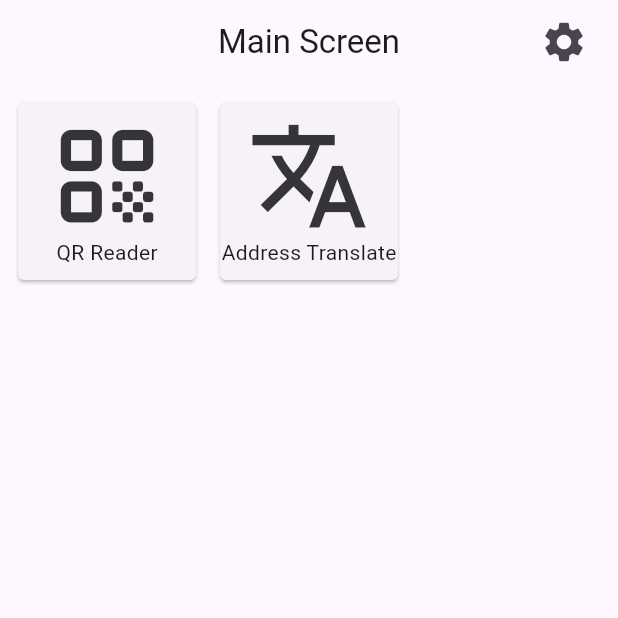
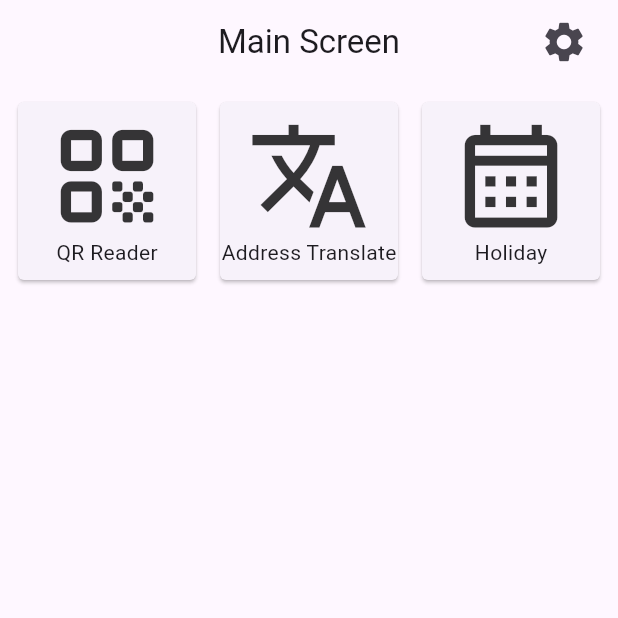
Before and after one commit to jhh78/tool_spot, a Flutter app: the MainScreen screen opened directly, after a tap on "QR Reader", after a tap on the "home" icon, on a phone screen of 412 x 824 dp, the top half of it. Run offline on Flutter 3.47's test engine with Material 3 defaults, Android fonts, the phone set to English and light mode, and no system bars; drawn by our look-alikes of google_mobile_ads; our stand-ins replace flutter_dotenv, get, hive, hive_flutter, sqflite, upgrader and 2 more; missing offline and left inert: mobile_scanner; accounts and stored records are empty; network calls fail.

Commit message:
1.1.0+10

```diff
--- a/lib/provider/router.dart
+++ b/lib/provider/router.dart
@@ -2,7 +2,11 @@ import 'dart:developer';
 
 import 'package:flutter/material.dart';
 import 'package:get/get.dart';
-import 'package:life_secretary/util/constants.dart';
+
+const String ROUTER_HOME = 'menu';
+const String ROUTER_QRREADER = 'qrReader';
+const String ROUTER_ADDRESSTRANSLATE = 'addressTranslate';
+const String ROUTER_HOLIDAY_CALENDER = 'holidayCalender';
 
 class RouterProvider extends GetxService {
   RxInt screenIndex = 0.obs;
@@ -11,6 +15,7 @@ class RouterProvider extends GetxService {
   final FocusNode homeFocusNode = FocusNode();
   final FocusNode addressTranslateFocusNode = FocusNode();
   final FocusNode qrReaderFocusNode = FocusNode();
+  final FocusNode holidayCalenderFocusNode = FocusNode();
 
   void changeScreen(BuildContext context, String screen) {
     currentScreen.value = screen;
@@ -22,6 +27,8 @@ class RouterProvider extends GetxService {
       FocusScope.of(context).requestFocus(qrReaderFocusNode);
     } else if (screen == ROUTER_ADDRESSTRANSLATE) {
       FocusScope.of(context).requestFocus(addressTranslateFocusNode);
+    } else if (screen == ROUTER_HOLIDAY_CALENDER) {
+      FocusScope.of(context).requestFocus(holidayCalenderFocusNode);
     }
   }
 
@@ -32,6 +39,8 @@ class RouterProvider extends GetxService {
       return "qrReaderTitle".tr;
     } else if (currentScreen.value == ROUTER_ADDRESSTRANSLATE) {
       return "addressTranslate".tr;
+    } else if (currentScreen.value == ROUTER_HOLIDAY_CALENDER) {
+      return "holidayCalenderTitle".tr;
     }
 
     return "---";
--- a/lib/provider/translate_text.dart
+++ b/lib/provider/translate_text.dart
@@ -39,24 +39,12 @@ class TranslateText extends Translations {
           'addressTextFieldHinttext': '변환할 주소를 입력해주세요',
           'translateButton': '변환하기(-20pt)',
 
-          // 근무표
-          'timeSheetUnitHour': '시간',
-          'timeSheetUnitMinute': '분',
-          'timeSheet': '근무표',
-          'workSummary': '근무내역',
-          'workStart': '출근',
-          'workEnd': '퇴근',
-          'workRefresh': '휴식',
-          'workRefreshTimeSetting': '휴식시간 설정',
-          'workGraph': '통계',
-          'workTotal': '총시간',
-          'workTimeUpdateFail': '출근시간이 없거나\n퇴근시간이 존재합니다',
-          'workTimeDetail': '시간변경',
-          'workTimeUpdateFormUpdate': '근무시간 수정하기',
-          'workTimeAddNewItem': '시간추가',
-          'workTimeAddNewItemKind': '종류',
-          'workTimeAddNewItemHour': '시',
-          'workTimeAddNewItemMinute': '분',
+          // 나라별 휴일
+          'holidayCalender': '휴일',
+          'holidayCalenderTitle': '국가별 휴일',
+          'holidayCalenderNeedCountry': '휴일을 확인하려면 나라를 선택해주세요',
+          'holidayCalenderPrev': '작년',
+          'holidayCalenderNext': '내년',
         },
         'ja_JP': {
           // 공통으로 사용됨
@@ -98,24 +86,12 @@ class TranslateText extends Translations {
           'addressTextFieldHinttext': '変換する住所を入力してください',
           'translateButton': '変換する（-20pt）',
 
-          // 勤務表
-          'timeSheetUnitHour': '時間',
-          'timeSheetUnitMinute': '分',
-          'timeSheet': '勤務表',
-          'workSummary': '勤務履歴',
-          'workStart': '出勤',
-          'workEnd': '退勤',
-          'workRefresh': '休憩',
-          'workRefreshTimeSetting': '休憩時間設定',
-          'workGraph': '統計',
-          'workTotal': '合計',
-          'workTimeUpdateFail': '出勤時間がないか\n退勤時間が存在します',
-          'workTimeDetail': '時間変更',
-          'workTimeUpdateFormUpdate': '勤務時間変更',
-          'workTimeAddNewItem': '時間追加',
-          'workTimeAddNewItemKind': '種類',
-          'workTimeAddNewItemHour': '時間',
-          'workTimeAddNewItemMinute': '分',
+          // 나라별 휴일
+          'holidayCalender': '休日',
+          'holidayCalenderTitle': '国別休日',
+          'holidayCalenderNeedCountry': '休日を確認するには国を選択してください',
+          'holidayCalenderPrev': '去年',
+          'holidayCalenderNext': '来年',
         },
         'en_US': {
           // 공통으로 사용됨
@@ -157,24 +133,12 @@ class TranslateText extends Translations {
           'addressTextFieldHinttext': 'Enter the address to convert',
           'translateButton': 'Translate(-20pt)',
 
-          // time sheet
-          'timeSheetUnitHour': 'hour',
-          'timeSheetUnitMinute': 'minute',
-          'timeSheet': 'time sheet',
-          'workSummary': 'work summary',
-          'workStart': 'work start',
-          'workEnd': 'work end',
-          'workRefresh': 'work refresh',
-          'workRefreshTimeSetting': 'time setting',
-          'workGraph': 'work graph',
-          'workTotal': 'total',
-          'workTimeUpdateFail': 'There is no start time\nor there is an end time',
-          'workTimeDetail': 'time detail',
-          'workTimeUpdateFormUpdate': 'work time update',
-          'workTimeAddNewItem': 'add time',
-          'workTimeAddNewItemKind': 'kind',
-          'workTimeAddNewItemHour': 'hour',
-          'workTimeAddNewItemMinute': 'minute',
+          // 나라별 휴일
+          'holidayCalender': 'Holiday',
+          'holidayCalenderTitle': 'Holiday Calender',
+          'holidayCalenderNeedCountry': 'Please select a country to check the holiday',
+          'holidayCalenderPrev': 'Prev',
+          'holidayCalenderNext': 'Next',
         },
       };
 }
--- a/lib/provider/vender/ad.dart
+++ b/lib/provider/vender/ad.dart
@@ -94,6 +94,10 @@ class ADManager extends GetxService {
   }
 
   void loadBannerAd() {
+    if (kDebugMode) {
+      return;
+    }
+
     bannerAd.value = BannerAd(
       adUnitId: getBannerADUnit(),
       size: AdSize.banner,
--- a/lib/screen/address_translate.dart
+++ b/lib/screen/address_translate.dart
@@ -11,6 +11,7 @@ import 'package:life_secretary/provider/system.dart';
 import 'package:life_secretary/provider/vender/ad.dart';
 import 'package:life_secretary/provider/vender/open_ai.dart';
 import 'package:life_secretary/util/constants.dart';
+import 'package:life_secretary/util/styles.dart';
 import 'package:life_secretary/util/util.dart';
 import 'package:life_secretary/widget/address_translate_history.dart';
 import 'package:life_secretary/widget/button/action.dart';
@@ -40,12 +41,14 @@ class _AddressTranslateState extends State<AddressTranslate> {
 
   @override
   void initState() {
+    log('\t\t\t\t\t\t\t\t\t\t AddressTranslate screen init');
     super.initState();
     routerProvider.addressTranslateFocusNode.addListener(_onFocusChange);
   }
 
   @override
   void dispose() {
+    log('\t\t\t\t\t\t\t\t\t\t AddressTranslate screen dispose');
     routerProvider.addressTranslateFocusNode.removeListener(_onFocusChange);
     routerProvider.addressTranslateFocusNode.dispose();
     _addressController.dispose();
--- /dev/null
+++ b/lib/screen/holiday_calender.dart
@@ -0,0 +1,217 @@
+import 'dart:convert';
+import 'dart:developer';
+
+import 'package:flutter/material.dart';
+import 'package:flutter_dotenv/flutter_dotenv.dart';
+import 'package:get/get.dart';
+import 'package:life_secretary/model/holiday.dart';
+import 'package:life_secretary/provider/router.dart';
+import 'package:life_secretary/provider/system.dart';
+import 'package:life_secretary/util/styles.dart';
+import 'package:http/http.dart' as http;
+
+class HolidayCalenderScreen extends StatefulWidget {
+  const HolidayCalenderScreen({super.key});
+
+  @override
+  State<HolidayCalenderScreen> createState() => _HolidayCalenderScreenState();
+}
+
+class _HolidayCalenderScreenState extends State<HolidayCalenderScreen> {
+  final RouterProvider routerProvider = Get.put(RouterProvider());
+  final SystemProvider systemProvider = Get.put(SystemProvider());
+
+  final List<Map<String, String>> countryMenuEntries = [
+    {'country': '🇺🇸', 'code': 'US'},
+    {'country': '🇰🇷', 'code': 'KR'},
+    {'country': '🇯🇵', 'code': 'JP'},
+    {'country': '🇨🇳', 'code': 'CN'},
+  ];
+  String selectedCountry = '';
+  bool isLoading = false;
+  String currentYear = DateTime.now().year.toString();
+
+  List<HolidayModel> holidayList = [];
+
+  @override
+  void initState() {
+    super.initState();
+    routerProvider.holidayCalenderFocusNode.addListener(_onFocusChange);
+  }
+
+  @override
+  Future<void> dispose() async {
+    routerProvider.holidayCalenderFocusNode.removeListener(_onFocusChange);
+    routerProvider.holidayCalenderFocusNode.dispose();
+    super.dispose();
+  }
+
+  void _onFocusChange() {
+    if (routerProvider.qrReaderFocusNode.hasFocus) {
+      log('\t\t\t\t\t\t\t\t\t\t Holiday Calender Focus');
+    }
+  }
+
+  Color getSelectedColor(String code) {
+    if (systemProvider.themeMode.value == ThemeMode.dark) {
+      return selectedCountry == code ? Colors.white54 : Colors.transparent;
+    }
+
+    return selectedCountry == code ? Colors.black54 : Colors.transparent;
+  }
+
+  Widget renderItems() {
+    if (isLoading) {
+      return const Center(
+        child: CircularProgressIndicator(),
+      );
+    }
+
+    if (selectedCountry.isEmpty) {
+      return Center(
+        child: Text('holidayCalenderNeedCountry'.tr),
+      );
+    }
+
+    return ListView.separated(
+      separatorBuilder: (BuildContext context, int index) {
+        return const Divider(
+          height: SPACE_SIZE_24,
+        );
+      },
+      itemCount: holidayList.length,
+      itemBuilder: (BuildContext context, int index) {
+        return ListTile(
+          leading: Icon(
+            Icons.calendar_month_outlined,
+            color: systemProvider.getSystemThemeColor(),
+            size: ICON_SIZE_32,
+          ),
+          title: Text(
+            holidayList[index].localName.toString(),
+            style: Theme.of(context).textTheme.titleMedium,
+          ),
+          subtitle: Text(
+            holidayList[index].name.toString(),
+            style: Theme.of(context).textTheme.bodyMedium,
+          ),
+          trailing: Text(
+            holidayList[index].date.toString(),
+            style: Theme.of(context).textTheme.titleLarge,
+          ),
+        );
+      },
+    );
+  }
+
+  Future<void> fetchHoliday() async {
+    setState(() {
+      isLoading = true;
+    });
+
+    final url = "${dotenv.env['HOLIDAY_API']}/$currentYear/$selectedCountry";
+    final response = await http.get(Uri.parse(url));
+    final json = jsonDecode(response.body);
+
+    holidayList.clear();
+    for (var holiday in json) {
+      holidayList.add(HolidayModel.fromJson(holiday));
+    }
+
+    await Future.delayed(const Duration(milliseconds: 500));
+
+    setState(() {
+      isLoading = false;
+    });
+  }
+
+  @override
+  Widget build(BuildContext context) {
+    return Scaffold(
+      body: Column(
+        children: [
+          Row(
+            mainAxisAlignment: MainAxisAlignment.spaceEvenly,
+            children: countryMenuEntries.map((Map<String, String> item) {
+              final String country = item['country'].toString();
+              final String code = item['code'].toString();
+              return InkWell(
+                child: Container(
+                  padding: const EdgeInsets.only(
+                    top: SPACE_SIZE_2,
+                    bottom: SPACE_SIZE_2,
+                    left: SPACE_SIZE_12,
+                    right: SPACE_SIZE_12,
+                  ),
+                  decoration: BoxDecoration(
+                    borderRadius: BorderRadius.circular(SPACE_SIZE_8),
+                    border: Border.all(
+                      color: getSelectedColor(code),
+                    ),
+                  ),
+                  child: Text(
+                    country,
+                    style: Theme.of(context).textTheme.headlineLarge?.copyWith(
+                          fontSize: FONT_SIZE_40,
+                        ),
+                  ),
+                ),
+                onTap: () async {
+                  setState(() {
+                    selectedCountry = code;
+                    currentYear = DateTime.now().year.toString();
+                  });
+
+                  await fetchHoliday();
+                },
+              );
+            }).toList(),
+          ),
+          if (holidayList.isNotEmpty)
+            Row(
+              mainAxisAlignment: MainAxisAlignment.center,
+              children: [
+                Row(
+                  crossAxisAlignment: CrossAxisAlignment.center,
+                  children: [
+                    IconButton(
+                      icon: const Icon(Icons.arrow_back_ios, size: ICON_SIZE_24),
+                      onPressed: () async {
+                        final int year = int.parse(currentYear);
+                        setState(() {
+                          currentYear = (year - 1).toString();
+                        });
+
+                        await fetchHoliday();
+                      },
+                    ),
+                    Text(
+                      currentYear,
+                      style: Theme.of(context).textTheme.headlineSmall,
+                    ),
+                    IconButton(
+                      icon: const Icon(Icons.arrow_forward_ios, size: ICON_SIZE_24),
+                      onPressed: () async {
+                        final int year = int.parse(currentYear);
+                        setState(() {
+                          currentYear = (year + 1).toString();
+                        });
+
+                        await fetchHoliday();
+                      },
+                    ),
+                  ],
+                ),
+              ],
+            ),
+          const Divider(
+            height: SPACE_SIZE_8,
+          ),
+          Expanded(
+            child: renderItems(),
+          ),
+        ],
+      ),
+    );
+  }
+}
--- a/lib/screen/main.dart
+++ b/lib/screen/main.dart
@@ -6,9 +6,10 @@ import 'package:google_mobile_ads/google_mobile_ads.dart';
 import 'package:life_secretary/provider/router.dart';
 import 'package:life_secretary/provider/system.dart';
 import 'package:life_secretary/provider/vender/ad.dart';
+import 'package:life_secretary/screen/holiday_calender.dart';
 import 'package:life_secretary/screen/qr_reader.dart';
 import 'package:life_secretary/screen/address_translate.dart';
-import 'package:life_secretary/util/constants.dart';
+import 'package:life_secretary/util/styles.dart';
 import 'package:life_secretary/widget/menu.dart';
 import 'package:life_secretary/widget/setting_menu.dart';
 
@@ -29,16 +30,19 @@ class _MainScreenState extends State<MainScreen> {
     ROUTER_HOME: () => MenuScreen(),
     ROUTER_QRREADER: () => const QrReaderScreen(),
     ROUTER_ADDRESSTRANSLATE: () => const AddressTranslate(),
+    ROUTER_HOLIDAY_CALENDER: () => const HolidayCalenderScreen(),
   };
 
   @override
   void initState() {
+    log('\t\t\t\t\t\t\t\t\t\t MainScreen screen init');
     super.initState();
     routerProvider.homeFocusNode.addListener(_onFocusChange);
   }
 
   @override
   void dispose() {
+    log('\t\t\t\t\t\t\t\t\t\t MainScreen screen dispose');
     routerProvider.homeFocusNode.removeListener(_onFocusChange);
     routerProvider.homeFocusNode.dispose();
     super.dispose();
@@ -116,15 +120,15 @@ class _MainScreenState extends State<MainScreen> {
         ],
       ),
       bottomNavigationBar: BottomAppBar(
-        child: Align(
-          alignment: Alignment.center,
-          child: Obx(
-            () => adManager.bannerAd.value == null
-                ? const SizedBox(
+        padding: const EdgeInsets.all(0),
+        child: Obx(
+          () => adManager.bannerAd.value == null
+              ? const Center(
+                  child: SizedBox(
                     child: Text("Banner AD Area\nRelease Mode Only"),
-                  )
-                : AdWidget(ad: adManager.bannerAd.value!),
-          ),
+                  ),
+                )
+              : AdWidget(ad: adManager.bannerAd.value!),
         ),
       ),
     );
--- a/lib/screen/qr_reader.dart
+++ b/lib/screen/qr_reader.dart
@@ -30,12 +30,14 @@ class _QrReaderScreenState extends State<QrReaderScreen> {
 
   @override
   void initState() {
+    log('\t\t\t\t\t\t\t\t\t\t QrReader screen init');
     super.initState();
     routerProvider.qrReaderFocusNode.addListener(_onFocusChange);
   }
 
   @override
   Future<void> dispose() async {
+    log('\t\t\t\t\t\t\t\t\t\t QrReader screen dispose');
     routerProvider.qrReaderFocusNode.removeListener(_onFocusChange);
     routerProvider.qrReaderFocusNode.dispose();
     await controller.dispose();
--- a/lib/widget/menu.dart
+++ b/lib/widget/menu.dart
@@ -2,7 +2,6 @@ import 'package:flutter/material.dart';
 import 'package:get/get.dart';
 import 'package:life_secretary/provider/router.dart';
 import 'package:life_secretary/provider/system.dart';
-import 'package:life_secretary/util/constants.dart';
 import 'package:life_secretary/util/util.dart';
 import 'package:life_secretary/widget/menu_card.dart';
 
@@ -28,6 +27,12 @@ class MenuScreen extends StatelessWidget {
         callback: () => routerProvider.changeScreen(context, ROUTER_ADDRESSTRANSLATE),
       ),
 
+      MenuCard(
+        descript: 'holidayCalender'.tr,
+        icon: Icons.calendar_month_outlined,
+        callback: () => routerProvider.changeScreen(context, ROUTER_HOLIDAY_CALENDER),
+      ),
+
       // TODO: Add the following code to the MenuScreen widget
       // QR작성기능
     ];
--- a/lib/widget/setting_menu.dart
+++ b/lib/widget/setting_menu.dart
@@ -2,7 +2,7 @@ import 'package:flutter/material.dart';
 import 'package:get/get.dart';
 import 'package:life_secretary/provider/system.dart';
 import 'package:life_secretary/provider/vender/ad.dart';
-import 'package:life_secretary/util/constants.dart';
+import 'package:life_secretary/util/styles.dart';
 
 class SettingMenu extends StatelessWidget {
   SettingMenu({
--- a/pubspec.yaml
+++ b/pubspec.yaml
@@ -16,7 +16,7 @@ publish_to: "none" # Remove this line if you wish to publish to pub.dev
 # https://developer.apple.com/library/archive/documentation/General/Reference/InfoPlistKeyReference/Articles/CoreFoundationKeys.html
 # In Windows, build-name is used as the major, minor, and patch parts
 # of the product and file versions while build-number is used as the build suffix.
-version: 1.0.8+8
+version: 1.1.0+10
 
 environment:
   sdk: ^3.5.4
```
Also changed, not shown: lib/db/helper.dart (+21 -21 lines), lib/model/holiday.dart (added, +34 -0 lines), lib/util/constants.dart (+0 -26 lines), lib/util/styles.dart (+33 -0 lines).
